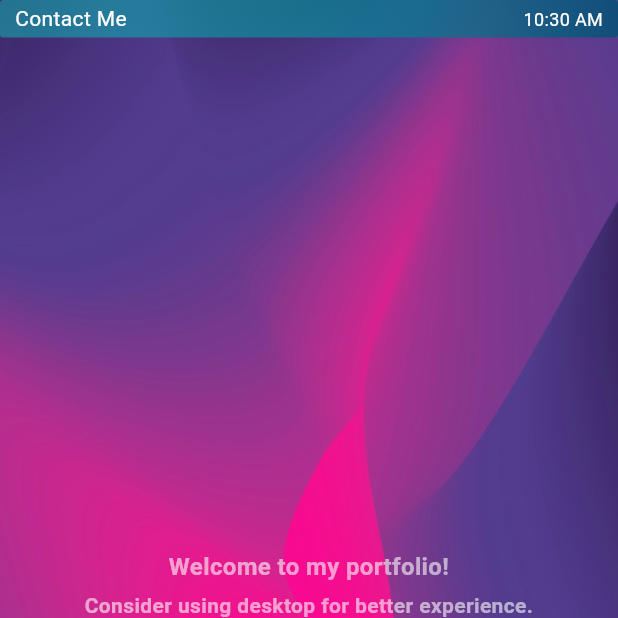
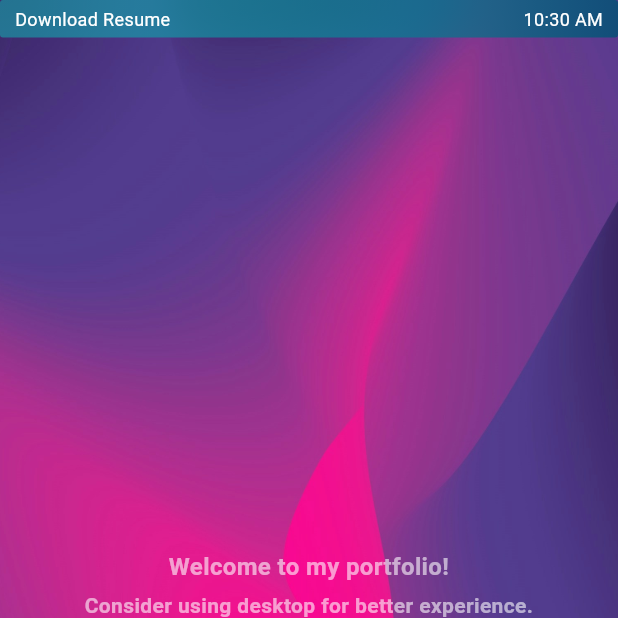
Before and after one commit to TechnicalMeaw/Portfolio_Flutter, a Flutter app: the screen it shows after launch, on a phone screen of 412 x 824 dp, the top half of it. Run offline on Flutter 3.47's test engine with Material 3 defaults, Android fonts, the phone set to English and light mode, and no system bars; our stand-ins replace get.

Commit message:
home top options hover and click functionality added

```diff
--- a/lib/ui/home_page.dart
+++ b/lib/ui/home_page.dart
@@ -4,6 +4,7 @@ import 'package:flutter/cupertino.dart';
 import 'package:flutter/material.dart';
 import 'package:flutter/painting.dart';
 import 'package:flutter/rendering.dart';
+import 'package:flutter/widgets.dart';
 import 'package:get/get.dart';
 import 'package:get/get_state_manager/get_state_manager.dart';
 import 'package:portfolio/resources/asset_constants.dart';
@@ -11,6 +12,7 @@ import 'package:portfolio/resources/color_constants.dart';
 
 import 'package:portfolio/view_model/base_controller.dart';
 import 'package:portfolio/view_model/home/home_page_view_model.dart';
+import 'package:url_launcher/url_launcher.dart';
 
 class HomePage extends StatelessWidget {
   HomePage({super.key});
@@ -64,8 +66,6 @@ class HomePage extends StatelessWidget {
       ),
     );
   }
-}
-
   Widget _topStatusBarWidget({required RxString currentTime}) {
     return Align(
         alignment: Alignment.topCenter,
@@ -95,11 +95,22 @@ Widget _topStatusBarWidget({required RxString currentTime}) {
                     crossAxisAlignment: CrossAxisAlignment.center,
                     children: [
                       constrains.maxWidth > 500
-                ? const Row(
-                    children: [
-                      Text(
+                          ? Obx(
+                            ()=> Row(children: [
+                            InkWell(
+                              onHover: (isHovered){
+                                _viewModel.isOptionsGithubHovered.value = isHovered;
+                              },
+                              onTap: () async {
+                                final Uri url = Uri.parse('https://github.com/TechnicalMeaw');
+                                if (!await launchUrl(url)) {
+                                throw Exception('Could not launch $url');
+                                }
+                              },
+                              child: Text(
                                 "GitHub",
-                        style: TextStyle(color: ColorConstants.white, fontWeight: FontWeight.w400, fontSize: 12),
+                                style: TextStyle(color: _viewModel.isOptionsGithubHovered.value ? ColorConstants.cyanBlue : ColorConstants.white, fontWeight: FontWeight.w400, fontSize: 12),
+                              ),
                             ),
                             SizedBox(
                               width: 5,
@@ -111,9 +122,20 @@ Widget _topStatusBarWidget({required RxString currentTime}) {
                             SizedBox(
                               width: 5,
                             ),
-                      Text(
+                            InkWell(
+                              onHover: (isHovered) {
+                                _viewModel.isOptionsLinkedInHovered.value = isHovered;
+                              },
+                              onTap: () async {
+                                final Uri url = Uri.parse('https://www.linkedin.com/in/mukherjee-santanu/');
+                                if (!await launchUrl(url)) {
+                                  throw Exception('Could not launch $url');
+                                }
+                              },
+                              child: Text(
                                 "LinkedIn",
-                        style: TextStyle(color: ColorConstants.white,  fontWeight: FontWeight.w400, fontSize: 12),
+                                style: TextStyle(color: _viewModel.isOptionsLinkedInHovered.value ? ColorConstants.cyanBlue : ColorConstants.white,  fontWeight: FontWeight.w400, fontSize: 12),
+                              ),
                             ),
                             SizedBox(
                               width: 5,
@@ -125,9 +147,20 @@ Widget _topStatusBarWidget({required RxString currentTime}) {
                             SizedBox(
                               width: 5,
                             ),
-                      Text(
+                            InkWell(
+                              onHover: (isHovered) {
+                                _viewModel.isOptionsEmailHovered.value = isHovered;
+                              },
+                              onTap: () async {
+                                final Uri url = Uri.parse('mailto:santanumukherjeebh@gmail.com');
+                                if (!await launchUrl(url)) {
+                                  throw Exception('Could not launch $url');
+                                }
+                              },
+                              child: Text(
                                 "Email",
-                        style: TextStyle(color: ColorConstants.white, fontWeight: FontWeight.w400, fontSize: 12),
+                                style: TextStyle(color: _viewModel.isOptionsEmailHovered.value ? ColorConstants.cyanBlue : ColorConstants.white, fontWeight: FontWeight.w400, fontSize: 12),
+                              ),
                             ),
                             SizedBox(
                               width: 5,
@@ -139,9 +172,30 @@ Widget _topStatusBarWidget({required RxString currentTime}) {
                             SizedBox(
                               width: 5,
                             ),
-                      Text(
+                            InkWell(
+                              onHover: (isHovered) {
+                                _viewModel.isOptionsPhoneHovered.value = isHovered;
+                              },
+                              onTap: () async {
+                                // viewModel.isPhoneNumberCopied.value = true;
+                                const snackBar = SnackBar(
+                                  content: Text('Phone number copied.', style: TextStyle(color: ColorConstants.white, fontWeight: FontWeight.w400),),
+                                  backgroundColor: ColorConstants.glassBlue,
+                                  elevation: 10,
+                                  behavior: SnackBarBehavior.floating,
+                                  margin: EdgeInsets.all(5),
+                                );
+                                ScaffoldMessenger.of(context).showSnackBar(snackBar);
+
+                                final Uri url = Uri.parse('tel://+918240251373');
+                                if (!await launchUrl(url)) {
+                                  throw Exception('Could not launch $url');
+                                }
+                              },
+                              child: Text(
                                 "Phone",
-                        style: TextStyle(color: ColorConstants.white,  fontWeight: FontWeight.w400, fontSize: 12),
+                                style: TextStyle(color: _viewModel.isOptionsPhoneHovered.value ? ColorConstants.cyanBlue : ColorConstants.white,  fontWeight: FontWeight.w400, fontSize: 12),
+                              ),
                             ),
                             SizedBox(
                               width: 5,
@@ -153,15 +207,38 @@ Widget _topStatusBarWidget({required RxString currentTime}) {
                             SizedBox(
                               width: 5,
                             ),
-                      Text(
+                            InkWell(
+                              onHover: (isHovered) {
+                                _viewModel.isOptionsDownloadCVHovered.value = isHovered;
+                              },
+                              onTap: () async {
+                                final Uri url = Uri.parse('https://1drv.ms/b/s!AofcIzI1lmhnhLlwwjJGyPUD6OicEg?e=vUoFsM');
+                                if (!await launchUrl(url)) {
+                                  throw Exception('Could not launch $url');
+                                }
+                              },
+                              child: Text(
                                 "Download Resume",
-                        style: TextStyle(color: ColorConstants.white, fontWeight: FontWeight.w400, fontSize: 12),
+                                style: TextStyle(color: _viewModel.isOptionsDownloadCVHovered.value ? ColorConstants.cyanBlue : ColorConstants.white, fontWeight: FontWeight.w400, fontSize: 12),
+                              ),
                             ),
                                                     ],
+                                                  ),
                           )
-                : const Text(
-                    "Contact Me",
-                    style: TextStyle(color: ColorConstants.white),
+                          :  InkWell(
+                              onHover: (isHovered) {
+                                _viewModel.isOptionsDownloadCVHovered.value = isHovered;
+                              },
+                              onTap: () async {
+                                final Uri url = Uri.parse('https://1drv.ms/b/s!AofcIzI1lmhnhLlwwjJGyPUD6OicEg?e=vUoFsM');
+                                if (!await launchUrl(url)) {
+                                  throw Exception('Could not launch $url');
+                                }
+                              },
+                              child: Text(
+                                "Download Resume",
+                                style: TextStyle(color: _viewModel.isOptionsDownloadCVHovered.value ? ColorConstants.cyanBlue : ColorConstants.white, fontWeight: FontWeight.w400, fontSize: 12),
+                              ),
                           ),
                       Obx(
                             () => Text(currentTime.value,
@@ -173,6 +250,9 @@ Widget _topStatusBarWidget({required RxString currentTime}) {
               ),))
     );
   }
+}
+
+
 
 Widget _bottomMainTabs(HomePageViewModel viewModel) {
   return Align(
--- a/lib/view_model/home/home_page_view_model.dart
+++ b/lib/view_model/home/home_page_view_model.dart
@@ -25,6 +25,12 @@ class HomePageViewModel extends BaseGetXController {
 
   // late final List<Widget> allTabs;
   // final OverviewTabViewModel overviewTabViewModel = Get.put(OverviewTabViewModel());
+
+  RxBool isOptionsGithubHovered = false.obs;
+  RxBool isOptionsLinkedInHovered = false.obs;
+  RxBool isOptionsEmailHovered = false.obs;
+  RxBool isOptionsPhoneHovered = false.obs;
+  RxBool isOptionsDownloadCVHovered = false.obs;
 
 
   @override
--- a/lib/view_model/tabs/overview_tab_view_model.dart
+++ b/lib/view_model/tabs/overview_tab_view_model.dart
@@ -154,7 +154,7 @@ class OverviewTabViewModel extends BaseGetXController {
           });
         });
 
-    t12 = Future.delayed(const Duration(milliseconds: 3200), () {
+    t12 = Future.delayed(const Duration(milliseconds: 3000), () {
       isSkillsVisible.value = true;
       startIncreasingAnimation(androidSkillRating, 92, 100, 35~/2);
       startIncreasingAnimation(flutterSkillRating, 83, 200, 30~/2);
```
Also changed, not shown: lib/ui/tabs/projects.dart (+7 -1 lines), lib/view_model/tabs/projects_tab_view_model.dart (+6 -1 lines). Lines whose indentation alone changed are shown as unchanged.
